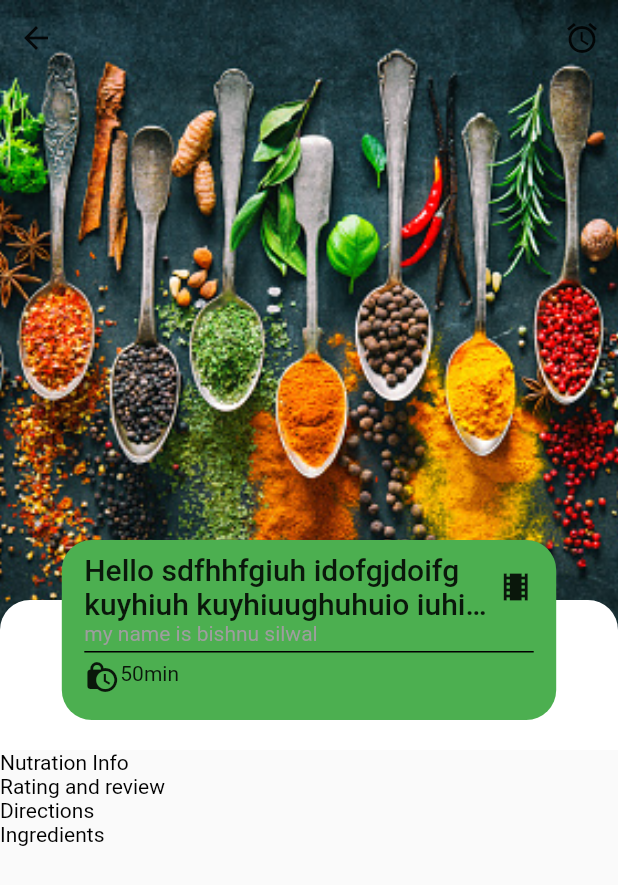
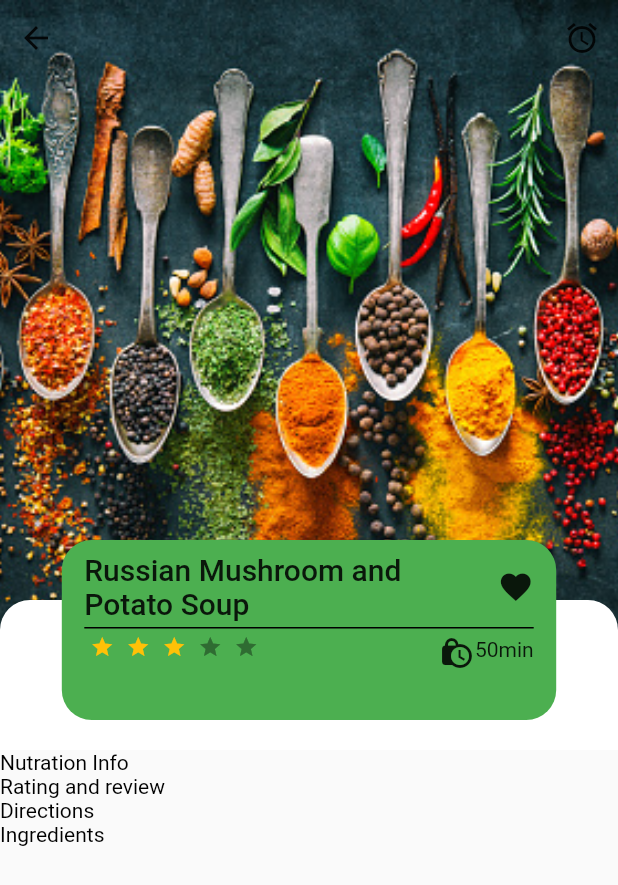
Before and after one commit to bishnusilwal/Recipe_Mobile_Frontend, a Flutter app: the DetailsScreen screen opened directly, on a phone screen of 412 x 824 dp. Shown: the top 885 px of the screen. Run offline on Flutter 3.47's test engine with Material 2 defaults, Android fonts, the phone set to English and light mode, and no system bars; drawn by our look-alikes of flutter_rating_bar.

```diff
--- a/lib/main.dart
+++ b/lib/main.dart
@@ -1,7 +1,7 @@
 import 'package:flutter/material.dart';
 import 'package:recipe_mobile_frontend/screens/LoginForm.dart';
 import 'package:recipe_mobile_frontend/screens/RegisterScreen.dart';
-import 'package:recipe_mobile_frontend/screens/homeScreen.dart';
+import 'package:recipe_mobile_frontend/screens/home_screen.dart';
 
 void main() {
   runApp(MyApp());
--- /dev/null
+++ b/lib/screens/detail_screen.dart
@@ -0,0 +1,201 @@
+import 'package:flutter/material.dart';
+import 'package:flutter_rating_bar/flutter_rating_bar.dart';
+//import 'package:flutter_rating_bar/flutter_rating_bar.dart';
+
+class DetailsScreen extends StatelessWidget {
+  const DetailsScreen({Key? key}) : super(key: key);
+
+  @override
+  Widget build(BuildContext context) {
+    Size size = MediaQuery.of(context).size;
+
+    return Scaffold(
+      body: SafeArea(
+        child: SingleChildScrollView(
+            child: Column(
+          children: [
+            Stack(
+              children: [
+                Container(
+                  height: 500,
+                  width: size.width,
+                  //color: Colors.red,
+                  child: Image(
+                    fit: BoxFit.cover,
+                    image: AssetImage(
+                      "assets/images/pic1.jpg",
+                    ),
+                  ),
+                ),
+                Positioned(
+                  child: Container(
+                      width: size.width,
+                      height: 50,
+                      child: Row(
+                        mainAxisAlignment: MainAxisAlignment.spaceBetween,
+                        children: [
+                          IconButton(
+                              onPressed: () {
+                                Navigator.pop(context);
+                              },
+                              icon: Icon(Icons.arrow_back)),
+                          IconButton(
+                              onPressed: () {}, icon: Icon(Icons.access_alarms))
+                        ],
+                      )),
+                ),
+                Positioned(
+                  top: 400,
+                  child: Container(
+                    width: size.width,
+                    height: size.height,
+                    decoration: BoxDecoration(
+                      borderRadius: BorderRadius.only(
+                          topLeft: Radius.circular(20),
+                          topRight: Radius.circular(20)),
+                      color: Colors.white,
+                    ),
+                  ),
+                ),
+                Positioned(
+                    top: 360,
+                    left: size.width * 0.1,
+                    right: size.width * 0.1,
+                    child: Container(
+                        width: size.width * 0.8,
+                        height: 120,
+                        decoration: BoxDecoration(
+                          borderRadius: BorderRadius.circular(20),
+                          color: Colors.green,
+                        ),
+                        padding:
+                            EdgeInsets.symmetric(horizontal: 15, vertical: 8),
+                        child: Column(
+                          crossAxisAlignment: CrossAxisAlignment.start,
+                          children: [
+                            Row(
+                              mainAxisAlignment: MainAxisAlignment.spaceBetween,
+                              children: [
+                                Expanded(
+                                  child: Text(
+                                    "Russian Mushroom and Potato Soup",
+                                    maxLines: 2,
+                                    overflow: TextOverflow.ellipsis,
+                                    style: TextStyle(
+                                        fontSize: 20,
+                                        fontWeight: FontWeight.w500),
+                                  ),
+                                ),
+                                Icon(Icons.favorite)
+                              ],
+                            ),
+                            // Text(
+                            //   "my name is bishnu silwal",
+                            //   style: TextStyle(
+                            //     fontSize: 14,
+                            //     fontWeight: FontWeight.normal,
+                            //     color: Colors.grey,
+                            //   ),
+                            // ),
+                            Container(
+                              width: size.width,
+                              height: 1,
+                              color: Colors.black,
+                              margin: EdgeInsets.symmetric(vertical: 4),
+                            ),
+                            Row(
+                              mainAxisAlignment: MainAxisAlignment.spaceBetween,
+                              children: [
+                                Container(
+                                  height: 20,
+                                  child: RatingBar.builder(
+                                    initialRating: 3,
+                                    minRating: 1,
+                                    direction: Axis.horizontal,
+                                    allowHalfRating: true,
+                                    itemCount: 5,
+                                    itemSize: 16,
+                                    itemPadding:
+                                        EdgeInsets.symmetric(horizontal: 4.0),
+                                    itemBuilder: (context, _) => Icon(
+                                        Icons.star,
+                                        color: Colors.amber,
+                                        size: 8),
+                                    onRatingUpdate: (rating) {
+                                      print(rating);
+                                    },
+                                  ),
+                                ),
+                                Container(
+                                  height: 20,
+                                  child: Row(
+                                    children: [
+                                      Icon(Icons.lock_clock),
+                                      Text("50min")
+                                    ],
+                                  ),
+                                )
+                              ],
+                            ),
+                          ],
+                        )))
+              ],
+            ),
+            // SizedBox(
+            //   height:100,
+
+            // ),
+            Row(
+              crossAxisAlignment: CrossAxisAlignment.start,
+              children: [
+                Text(
+                  "Nutration Info",
+                  style: TextStyle(
+                      fontSize: 14,
+                      fontWeight: FontWeight.normal,
+                      color: Colors.black),
+                ),
+              ],
+            ),
+            Row(
+              crossAxisAlignment: CrossAxisAlignment.start,
+              children: [
+                Text(
+                  "Rating and review ",
+                  style: TextStyle(
+                      fontSize: 14,
+                      fontWeight: FontWeight.normal,
+                      color: Colors.black),
+                ),
+              ],
+            ),
+            Row(
+              crossAxisAlignment: CrossAxisAlignment.start,
+              children: [
+                Text(
+                  "Directions",
+                  style: TextStyle(
+                      fontSize: 14,
+                      fontWeight: FontWeight.normal,
+                      color: Colors.black),
+                ),
+              ],
+            ),
+            Row(
+              crossAxisAlignment: CrossAxisAlignment.start,
+              children: [
+                Text(
+                  "Ingredients",
+                  style: TextStyle(
+                      fontSize: 14,
+                      fontWeight: FontWeight.normal,
+                      color: Colors.black),
+                ),
+              ],
+            ),
+          ],
+        )),
+      ),
+    );
+  }
+}
```
Also changed, not shown: lib/screens/custom_button.dart (deleted, +0 -46 lines), lib/screens/home_screen.dart (renamed from lib/screens/homeScreen.dart, +70 -14 lines), lib/screens/nutrition_screen.dart (renamed from lib/screens/DetailScreen.dart, +76 -51 lines), pubspec.yaml (+1 -7 lines), pubspec.lock.
